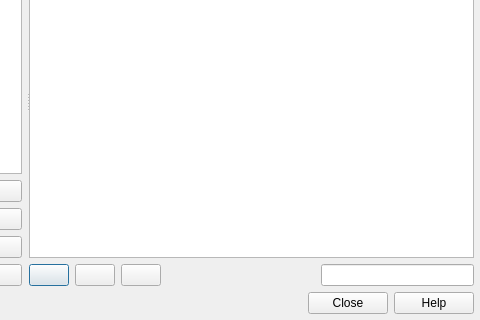
Old version of the form src/ui/qgsstylemanagerdialogbase.ui in the repository qgis/QGIS; both pictures show x 240 to 720 and y 90 to 410 of the 720 by 410 pixel window.
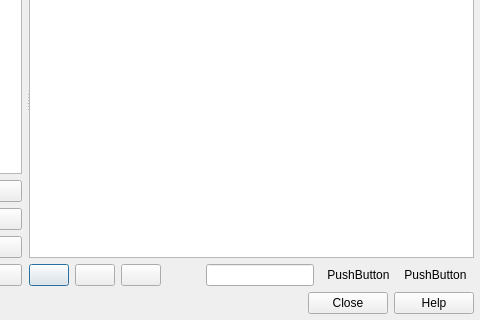
New version of the form. Icons and pictures are not drawn. Custom widgets are drawn as their Qt base class.

Commit message:
[FEATURE] Add list view mode to style manager dialog
This was added to the symbol list widget in 3.4, and now it's
available in the style manager dialog too.

```diff
--- a/src/ui/qgsstylemanagerdialogbase.ui
+++ b/src/ui/qgsstylemanagerdialogbase.ui
@@ -209,6 +209,62 @@
            </property>
           </widget>
          </item>
+         <item>
+          <layout class="QHBoxLayout" name="horizontalLayout_7">
+           <property name="spacing">
+            <number>0</number>
+           </property>
+           <property name="rightMargin">
+            <number>0</number>
+           </property>
+           <item>
+            <widget class="QToolButton" name="mButtonIconView">
+             <property name="toolTip">
+              <string>Icon View</string>
+             </property>
+             <property name="text">
+              <string>PushButton</string>
+             </property>
+             <property name="icon">
+              <iconset resource="../../images/images.qrc">
+               <normaloff>:/images/themes/default/mActionIconView.svg</normaloff>:/images/themes/default/mActionIconView.svg</iconset>
+             </property>
+             <property name="checkable">
+              <bool>true</bool>
+             </property>
+             <property name="autoRaise">
+              <bool>true</bool>
+             </property>
+             <attribute name="buttonGroup">
+              <string notr="true">buttonGroup</string>
+             </attribute>
+            </widget>
+           </item>
+           <item>
+            <widget class="QToolButton" name="mButtonListView">
+             <property name="toolTip">
+              <string>List View</string>
+             </property>
+             <property name="text">
+              <string>PushButton</string>
+             </property>
+             <property name="icon">
+              <iconset resource="../../images/images.qrc">
+               <normaloff>:/images/themes/default/mActionOpenTable.svg</normaloff>:/images/themes/default/mActionOpenTable.svg</iconset>
+             </property>
+             <property name="checkable">
+              <bool>true</bool>
+             </property>
+             <property name="autoRaise">
+              <bool>true</bool>
+             </property>
+             <attribute name="buttonGroup">
+              <string notr="true">buttonGroup</string>
+             </attribute>
+            </widget>
+           </item>
+          </layout>
+         </item>
         </layout>
        </item>
        <item row="3" column="0">
```
Left out of the diff: 61 changed lines with no effect on the pictures. Lines whose indentation alone changed are shown as unchanged. The commit also changes 1 other file.
